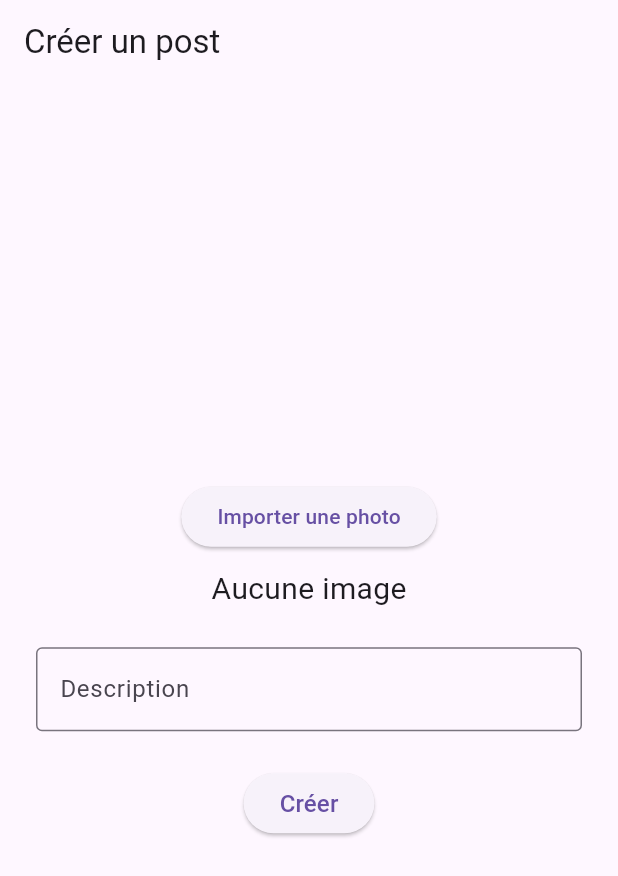
After one commit to FlorentRVE/FLUTTER-Instawish, a Flutter app: the CreatePostScreen screen opened by its route, after a tap on "Créer", on a phone screen of 412 x 824 dp. The commit adds this screen. Shown: the top 876 px of the screen. Run offline on Flutter 3.47's test engine with Material 3 defaults, Android fonts, the phone set to English and light mode, and no system bars; our stand-ins replace go_router, image_picker, shared_preferences; accounts and stored records are empty; network calls fail.

Commit message:
début création de post mais blocage sur l'upload de fichier, à voir plus tard

```diff
--- a/lib/components/app_bar.dart
+++ b/lib/components/app_bar.dart
@@ -31,7 +31,11 @@ class MyAppBar extends StatelessWidget implements PreferredSizeWidget {
         } else {
           var selfAvatar = snapshot.data["imageUrl"];
           return AppBar(
-            title: Row(
+            title: GestureDetector(
+              onTap: () {
+                context.go('/');
+              },
+              child: Row(
                 mainAxisAlignment: MainAxisAlignment.center,
                 children: [
                   Icon(Icons.add_a_photo, color: Colors.white),
@@ -44,10 +48,16 @@ class MyAppBar extends StatelessWidget implements PreferredSizeWidget {
                   ),
                 ],
               ),
+            ),
             backgroundColor: Colors.cyan[300],
-            leading: Icon(
+            leading: GestureDetector(
+              onTap: () {
+                context.go('/createpost');
+              },
+              child: Icon(
                 Icons.add_box,
                 color: Colors.white,
+              ),
             ),
             actions: [
               Padding(
--- /dev/null
+++ b/lib/screens/CreatePostScreen.dart
@@ -0,0 +1,117 @@
+import 'dart:convert';
+import 'dart:io';
+import 'dart:typed_data';
+
+import 'package:flutter/material.dart';
+import 'package:image_picker/image_picker.dart';
+import 'package:instawish/utils/api.dart';
+
+class CreatePostScreen extends StatefulWidget {
+  const CreatePostScreen({Key? key}) : super(key: key);
+
+  @override
+  State<CreatePostScreen> createState() => _CreatePostScreenState();
+}
+
+class _CreatePostScreenState extends State<CreatePostScreen> {
+  TextEditingController descriptionController = TextEditingController();
+  File? image;
+
+  Future<void> getImage() async {
+    final picker = ImagePicker();
+    final pickedImage = await picker.pickImage(source: ImageSource.gallery);
+
+    if (pickedImage != null) {
+      setState(() {
+        image = File(pickedImage.path);
+      });
+    }
+  }
+
+  Future<void> createPost() async {
+    var description = descriptionController.text;
+    Uint8List? fileData;
+
+    if (image != null) {
+      fileData = await image!.readAsBytes();
+    }
+
+    var token = await Api().getToken();
+
+    var data = {
+      'description': description,
+      'picture': fileData != null ? base64Encode(fileData) : null,
+    };
+
+    var res = await Api().createPost(token, data);
+
+    if (res) {
+      print('success');
+      Future.delayed(const Duration(seconds: 1), () {
+        Navigator.pop(context);
+      });
+    } else {
+      print('error');
+    }
+  }
+
+  @override
+  Widget build(BuildContext context) {
+    return Scaffold(
+      appBar: AppBar(
+        title: Text('Créer un post'),
+      ),
+      body: Center(
+        child: Column(
+          mainAxisAlignment: MainAxisAlignment.center,
+          children: [
+            ElevatedButton(
+              onPressed: getImage,
+              child: Text('Importer une photo'),
+            ),
+            SizedBox(
+              height: 10,
+            ),
+            image != null
+                ? Padding(
+                    padding: const EdgeInsets.symmetric(horizontal: 20),
+                    child: ClipRRect(
+                      borderRadius: BorderRadius.circular(8),
+                      child: Image.file(
+                        image!,
+                        fit: BoxFit.cover,
+                        width: MediaQuery.of(context).size.width,
+                        height: 300,
+                      ),
+                    ),
+                  )
+                : Text(
+                    "Aucune image",
+                    style: TextStyle(fontSize: 20),
+                  ),
+            SizedBox(height: 24),
+            Padding(
+              padding: EdgeInsets.symmetric(horizontal: 24),
+              child: TextField(
+                controller: descriptionController,
+                decoration: InputDecoration(
+                  border: OutlineInputBorder(),
+                  hintText: 'Description',
+                  labelStyle: TextStyle(fontSize: 18),
+                ),
+              ),
+            ),
+            SizedBox(height: 24),
+            ElevatedButton(
+              onPressed: createPost,
+              child: Text(
+                'Créer',
+                style: TextStyle(fontSize: 16),
+              ),
+            ),
+          ],
+        ),
+      ),
+    );
+  }
+}
--- a/lib/screens/ProfilScreen.dart
+++ b/lib/screens/ProfilScreen.dart
@@ -112,12 +112,12 @@ class ProfilScreenState extends State<ProfilScreen> {
               children: [
                 //////// Profil info /////////
                 Container(
-                  height: 150,
+                  height: 130,
                   decoration: BoxDecoration(color: const Color.fromARGB(255, 244, 244, 244)),
                   child: Row(
                     children: [
                       Container(
-                        margin: EdgeInsets.only(left: 80, top: 25),
+                        margin: EdgeInsets.only(left: 50, top: 15),
                         child: Column(
                           children: [
                             UserAvatar(userAvatar: profil["imageUrl"], bg: false),
--- a/lib/utils/api.dart
+++ b/lib/utils/api.dart
@@ -39,6 +39,35 @@ class Api {
       return(res.reasonPhrase);
     }
 
+  }
+
+  createPost(token, data) async {
+
+    var headersList = {
+      'Accept': '*/*',
+      'User-Agent': 'Thunder Client (https://www.thunderclient.com)',
+      'Authorization':
+          'Bearer $token'
+    };
+
+    var url = Uri.parse('https://symfony-instawish.formaterz.fr/api/post/add');
+
+    var body = data['description'];
+
+    var req = http.MultipartRequest('POST', url);
+    req.headers.addAll(headersList);
+    req.files.add(await http.MultipartFile.fromPath('picture', data['picture']));
+    req.fields.addAll(body);
+
+    var res = await req.send();
+    final resBody = await res.stream.bytesToString();
+
+    if (res.statusCode >= 200 && res.statusCode < 300) {
+      return(resBody);
+    }
+    else {
+      return(res.reasonPhrase);
+    }
   }
 
   getPosts(token) async {
--- a/lib/utils/router.dart
+++ b/lib/utils/router.dart
@@ -1,6 +1,7 @@
 
 import 'package:flutter/material.dart';
 import 'package:go_router/go_router.dart';
+import 'package:instawish/screens/CreatePostScreen.dart';
 import 'package:instawish/screens/HomeScreen.dart';
 import 'package:instawish/screens/LoginScreen.dart';
 import 'package:instawish/screens/ProfilScreen.dart';
@@ -29,5 +30,12 @@ final GoRouter router = GoRouter(
       },
     ),
 
+    GoRoute(
+      path: '/createpost',
+      builder: (BuildContext context, GoRouterState state) {
+        return const CreatePostScreen();
+      },
+    ),
+
   ],
 );
--- a/pubspec.yaml
+++ b/pubspec.yaml
@@ -39,6 +39,7 @@ dependencies:
   go_router: ^13.0.1
   flutter_login: ^5.0.0
   shared_preferences: ^2.2.2
+  image_picker: ^1.0.7
 
 dev_dependencies:
   flutter_test:
```
Also changed, not shown: pubspec.lock, 5 other files. Lines whose indentation alone changed are shown as unchanged.
